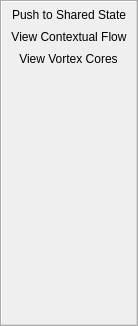
Before: the Qt Designer form Qt/ApplicationComponents/Resources/UI/pqPushToSharedStateToolbar.ui in alexisylchan/ParaView, drawn with Qt 5.
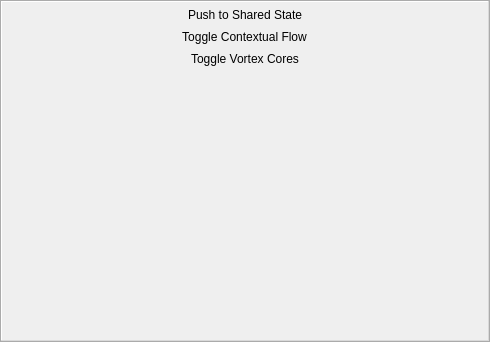
After: the same form once the commit is applied. Icons and pictures are not drawn.

Commit message: Add Reaction to turn on contextual flow and vortex core

```diff
--- a/Qt/ApplicationComponents/Resources/UI/pqPushToSharedStateToolbar.ui
+++ b/Qt/ApplicationComponents/Resources/UI/pqPushToSharedStateToolbar.ui
@@ -6,8 +6,8 @@
    <rect>
     <x>0</x>
     <y>0</y>
-    <width>94</width>
-    <height>326</height>
+    <width>490</width>
+    <height>342</height>
    </rect>
   </property>
   <property name="sizePolicy">
@@ -50,10 +50,10 @@
        </iconset>
      </property>
      <property name="text">
-       <string>View Contextual Flow</string>
+    <string>Toggle Contextual Flow</string>
      </property>
      <property name="iconText">
-       <string>View Contextual Flow</string>
+    <string>Toggle Contextual Flow</string>
      </property>
      <property name="statusTip">
        <string>View Contextual Flow</string>
@@ -69,10 +69,10 @@
        </iconset>
      </property>
      <property name="text">
-       <string>View Vortex Cores</string>
+    <string>Toggle Vortex Cores</string>
      </property>
      <property name="iconText">
-       <string>View Vortex Cores</string>
+    <string>Toggle Vortex Cores</string>
      </property>
      <property name="statusTip">
        <string>View Vortex Cores</string>
@@ -99,7 +99,6 @@
   <addaction name="actionPushToSharedState"/>
    <addaction name="actionContextualFlow"/>
    <addaction name="actionVortexIdentification"/>
-  <!--<addaction name="actionResetCamera"/>-->
  </widget>
  <resources>
   <include location="../../../Components/Resources/pqComponents.qrc"/>
```
Left out of the diff: 42 changed lines with no effect on the pictures. Lines whose indentation alone changed are shown as unchanged. The commit also changes 8 other files.
